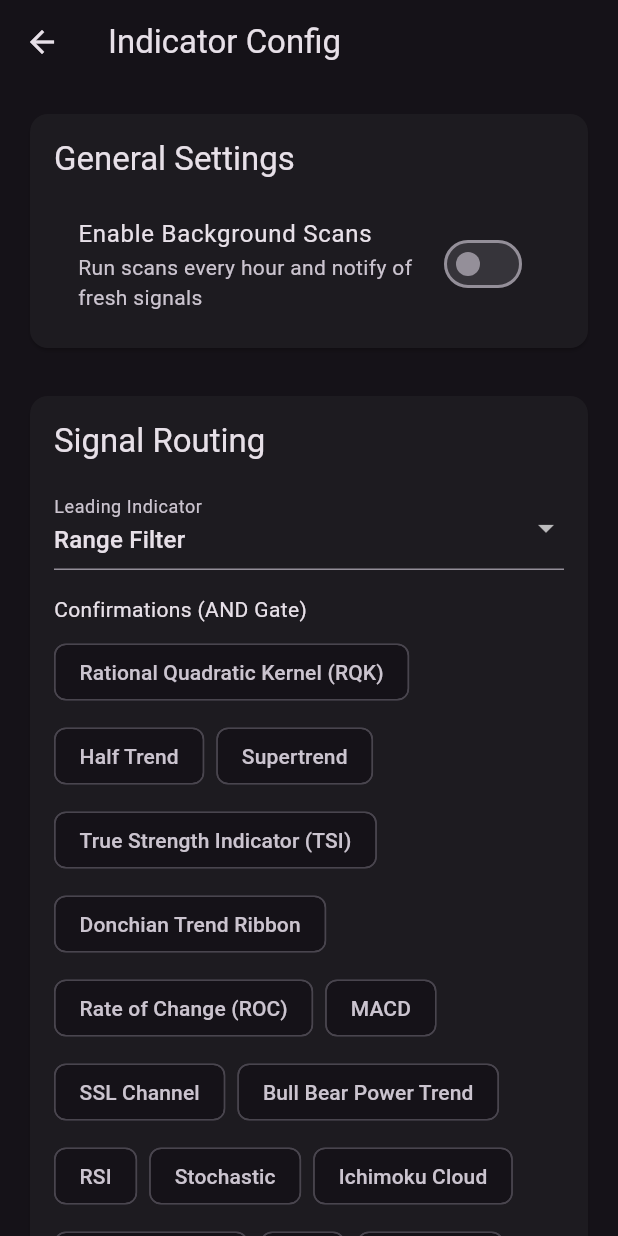
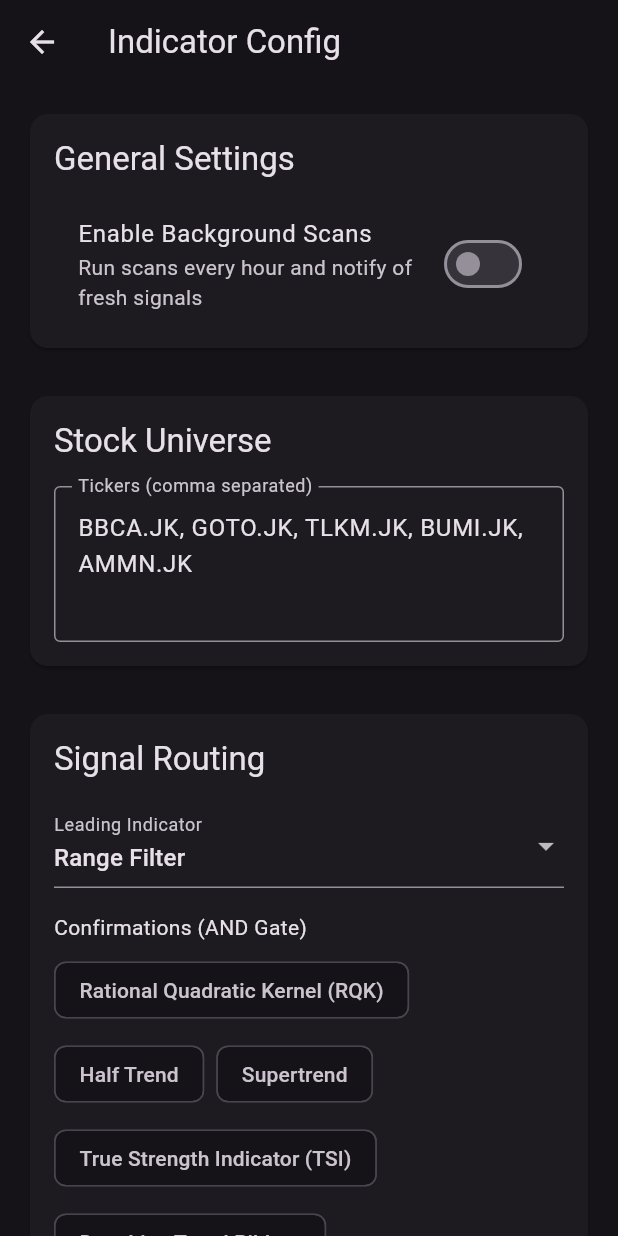
Before and after one commit to halixm-dev/stock-screener, a Flutter app: the ConfigScreen screen opened directly, on a phone screen of 412 x 824 dp. Run offline on Flutter 3.47's test engine with Material 3 defaults, Android fonts, the phone set to English and light mode, and no system bars; our stand-ins replace bloc, equatable, flutter_bloc, flutter_local_notifications, hive, hive_flutter and 1 more; missing offline and left inert: workmanager; accounts and stored records are empty.

Commit message:
feat(ui): add stock universe config and connect to results screen
Added a new universe field to ScreenSignalConfig to store the selected stock tickers, and added a text field in the ConfigScreen for users to customize it. The ResultsScreen now uses this configured universe for scans.

```diff
--- a/lib/data/models/screen_signal_config.dart
+++ b/lib/data/models/screen_signal_config.dart
@@ -4,11 +4,19 @@ class ScreenSignalConfig extends Equatable {
   final String leadingIndicator;
   final List<String> confirmations;
   final Map<String, Map<String, dynamic>> parameters;
+  final List<String> universe;
 
   const ScreenSignalConfig({
     this.leadingIndicator = 'Range Filter',
     this.confirmations = const [],
     this.parameters = const {},
+    this.universe = const [
+      'BBCA.JK',
+      'GOTO.JK',
+      'TLKM.JK',
+      'BUMI.JK',
+      'AMMN.JK',
+    ],
   });
 
   factory ScreenSignalConfig.fromJson(Map<String, dynamic> json) {
@@ -21,6 +29,9 @@ class ScreenSignalConfig extends Equatable {
             (k, e) => MapEntry(k, Map<String, dynamic>.from(e as Map)),
           ) ??
           const {},
+      universe:
+          (json['universe'] as List<dynamic>?)?.cast<String>() ??
+          const ['BBCA.JK', 'GOTO.JK', 'TLKM.JK', 'BUMI.JK', 'AMMN.JK'],
     );
   }
 
@@ -29,6 +40,7 @@ class ScreenSignalConfig extends Equatable {
       'leadingIndicator': leadingIndicator,
       'confirmations': confirmations,
       'parameters': parameters,
+      'universe': universe,
     };
   }
 
@@ -36,14 +48,21 @@ class ScreenSignalConfig extends Equatable {
     String? leadingIndicator,
     List<String>? confirmations,
     Map<String, Map<String, dynamic>>? parameters,
+    List<String>? universe,
   }) {
     return ScreenSignalConfig(
       leadingIndicator: leadingIndicator ?? this.leadingIndicator,
       confirmations: confirmations ?? this.confirmations,
       parameters: parameters ?? this.parameters,
+      universe: universe ?? this.universe,
     );
   }
 
   @override
-  List<Object?> get props => [leadingIndicator, confirmations, parameters];
+  List<Object?> get props => [
+    leadingIndicator,
+    confirmations,
+    parameters,
+    universe,
+  ];
 }
--- a/lib/ui/config/config_screen.dart
+++ b/lib/ui/config/config_screen.dart
@@ -23,6 +23,8 @@ class ConfigScreen extends StatelessWidget {
             padding: const EdgeInsets.all(16.0),
             children: [
               _buildGeneralSettingsSection(context, state),
+              const SizedBox(height: 24),
+              _buildUniverseSection(context, config),
               const SizedBox(height: 24),
               _buildRoutingSection(context, config),
               const SizedBox(height: 24),
@@ -56,7 +58,9 @@ class ConfigScreen extends StatelessWidget {
                 if (kIsWeb && val) {
                   ScaffoldMessenger.of(context).showSnackBar(
                     const SnackBar(
-                      content: Text('Background scans are not supported on the web.'),
+                      content: Text(
+                        'Background scans are not supported on the web.',
+                      ),
                     ),
                   );
                   return;
@@ -81,6 +85,46 @@ class ConfigScreen extends StatelessWidget {
                     Workmanager().cancelAll();
                   }
                 }
+              },
+            ),
+          ],
+        ),
+      ),
+    );
+  }
+
+  Widget _buildUniverseSection(
+    BuildContext context,
+    ScreenSignalConfig config,
+  ) {
+    return Card(
+      child: Padding(
+        padding: const EdgeInsets.all(16.0),
+        child: Column(
+          crossAxisAlignment: CrossAxisAlignment.start,
+          children: [
+            Text(
+              'Stock Universe',
+              style: Theme.of(context).textTheme.titleLarge,
+            ),
+            const SizedBox(height: 16),
+            TextFormField(
+              initialValue: config.universe.join(', '),
+              decoration: const InputDecoration(
+                labelText: 'Tickers (comma separated)',
+                hintText: 'e.g. BBCA.JK, GOTO.JK',
+                border: OutlineInputBorder(),
+              ),
+              maxLines: 3,
+              onChanged: (val) {
+                final symbols = val
+                    .split(',')
+                    .map((s) => s.trim().toUpperCase())
+                    .where((s) => s.isNotEmpty)
+                    .toList();
+                context.read<ConfigCubit>().updateConfig(
+                  config.copyWith(universe: symbols),
+                );
               },
             ),
           ],
@@ -264,12 +308,7 @@ class ConfigScreen extends StatelessWidget {
           crossAxisAlignment: CrossAxisAlignment.start,
           children: [
             Text('${p.label}: ${val.toStringAsFixed(2)}'),
-            Slider(
-              value: val,
-              min: p.min,
-              max: p.max,
-              onChanged: updateValue,
-            ),
+            Slider(value: val, min: p.min, max: p.max, onChanged: updateValue),
           ],
         );
       })(),
--- a/lib/ui/results_screen.dart
+++ b/lib/ui/results_screen.dart
@@ -3,6 +3,7 @@ import 'package:flutter_bloc/flutter_bloc.dart';
 import 'package:hive_flutter/hive_flutter.dart';
 import '../data/models/screener_result.dart';
 import '../state/screener_cubit.dart';
+import '../state/config_cubit.dart';
 import 'config/config_screen.dart';
 
 class ResultsScreen extends StatelessWidget {
@@ -61,7 +62,6 @@ class ResultsScreen extends StatelessWidget {
                 ),
               Expanded(
                 child: ValueListenableBuilder(
-
                   valueListenable: resultsBox.listenable(),
                   builder: (context, Box<ScreenResult> box, _) {
                     if (box.isEmpty) {
@@ -88,7 +88,9 @@ class ResultsScreen extends StatelessWidget {
                           child: ListTile(
                             title: Text(
                               result.symbol,
-                              style: const TextStyle(fontWeight: FontWeight.bold),
+                              style: const TextStyle(
+                                fontWeight: FontWeight.bold,
+                              ),
                             ),
                             subtitle: Text(
                               'Change: ${result.changePercent.toStringAsFixed(2)}%',
@@ -120,16 +122,9 @@ class ResultsScreen extends StatelessWidget {
       ),
       floatingActionButton: FloatingActionButton.extended(
         onPressed: () {
+          final config = context.read<ConfigCubit>().state.config;
           // Trigger a scan
-          context.read<ScreenerCubit>().runScan(
-            symbols: [
-              'BBCA.JK',
-              'GOTO.JK',
-              'TLKM.JK',
-              'BUMI.JK',
-              'AMMN.JK',
-            ], // Dummy universe for now
-          );
+          context.read<ScreenerCubit>().runScan(symbols: config.universe);
         },
         label: const Text('Scan Now'),
         icon: const Icon(Icons.search),
```
